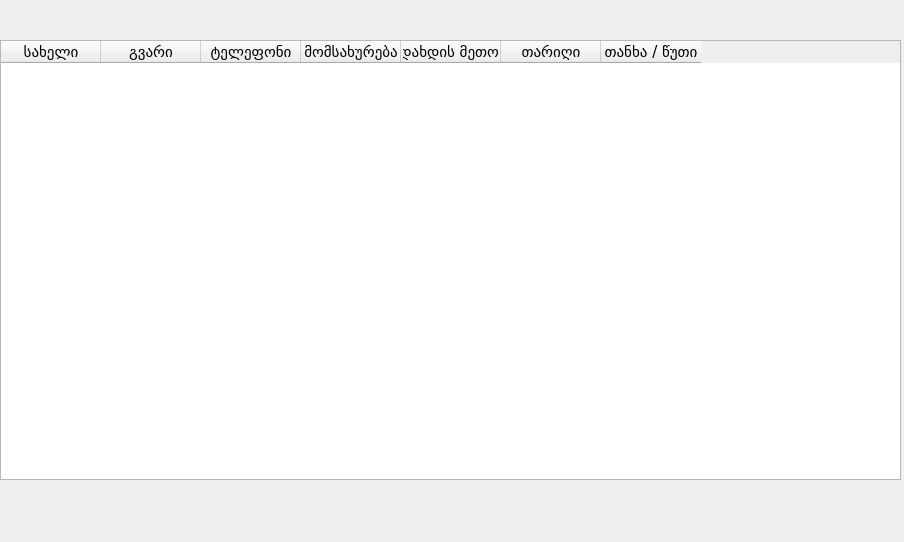
Qt form ui/payments_table.ui (bekashvelidze/renew-commercial) before a commit.
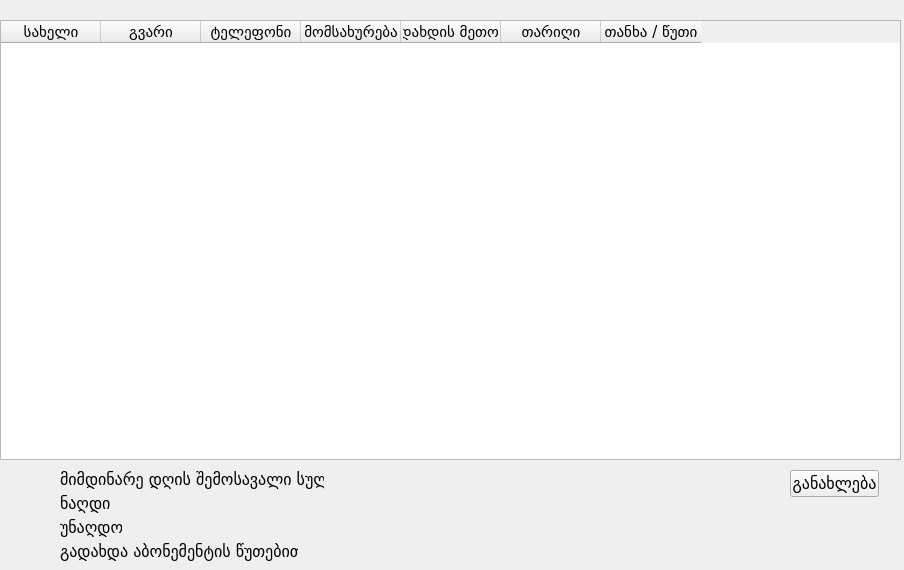
The same form after that commit.

The edit to the form file:
```diff
--- a/ui/payments_table.ui
+++ b/ui/payments_table.ui
@@ -7,7 +7,7 @@
     <x>0</x>
     <y>0</y>
     <width>904</width>
-    <height>542</height>
+    <height>570</height>
    </rect>
   </property>
   <property name="windowTitle">
@@ -17,7 +17,7 @@
    <property name="geometry">
     <rect>
      <x>0</x>
-     <y>40</y>
+     <y>20</y>
      <width>901</width>
      <height>440</height>
     </rect>
@@ -136,6 +136,177 @@
     </property>
    </column>
   </widget>
+  <widget class="QLabel" name="total_label">
+   <property name="geometry">
+    <rect>
+     <x>60</x>
+     <y>470</y>
+     <width>264</width>
+     <height>19</height>
+    </rect>
+   </property>
+   <property name="font">
+    <font>
+     <family>BPG Nino Mtavruli</family>
+     <pointsize>12</pointsize>
+    </font>
+   </property>
+   <property name="text">
+    <string>მიმდინარე დღის შემოსავალი სულ: </string>
+   </property>
+  </widget>
+  <widget class="QLabel" name="total_daily">
+   <property name="geometry">
+    <rect>
+     <x>330</x>
+     <y>470</y>
+     <width>141</width>
+     <height>16</height>
+    </rect>
+   </property>
+   <property name="font">
+    <font>
+     <family>BPG Nino Mtavruli</family>
+     <pointsize>12</pointsize>
+    </font>
+   </property>
+   <property name="text">
+    <string/>
+   </property>
+  </widget>
+  <widget class="QLabel" name="cash_label">
+   <property name="geometry">
+    <rect>
+     <x>60</x>
+     <y>494</y>
+     <width>52</width>
+     <height>19</height>
+    </rect>
+   </property>
+   <property name="font">
+    <font>
+     <family>BPG Nino Mtavruli</family>
+     <pointsize>12</pointsize>
+    </font>
+   </property>
+   <property name="text">
+    <string>ნაღდი:</string>
+   </property>
+  </widget>
+  <widget class="QLabel" name="cash">
+   <property name="geometry">
+    <rect>
+     <x>330</x>
+     <y>494</y>
+     <width>121</width>
+     <height>16</height>
+    </rect>
+   </property>
+   <property name="font">
+    <font>
+     <family>BPG Nino Mtavruli</family>
+     <pointsize>12</pointsize>
+    </font>
+   </property>
+   <property name="text">
+    <string/>
+   </property>
+  </widget>
+  <widget class="QLabel" name="card">
+   <property name="geometry">
+    <rect>
+     <x>330</x>
+     <y>518</y>
+     <width>121</width>
+     <height>16</height>
+    </rect>
+   </property>
+   <property name="font">
+    <font>
+     <family>BPG Nino Mtavruli</family>
+     <pointsize>12</pointsize>
+    </font>
+   </property>
+   <property name="text">
+    <string/>
+   </property>
+  </widget>
+  <widget class="QLabel" name="card_label">
+   <property name="geometry">
+    <rect>
+     <x>60</x>
+     <y>518</y>
+     <width>62</width>
+     <height>19</height>
+    </rect>
+   </property>
+   <property name="font">
+    <font>
+     <family>BPG Nino Mtavruli</family>
+     <pointsize>12</pointsize>
+    </font>
+   </property>
+   <property name="text">
+    <string>უნაღდო</string>
+   </property>
+  </widget>
+  <widget class="QLabel" name="pay_by_minutes_label">
+   <property name="geometry">
+    <rect>
+     <x>60</x>
+     <y>542</y>
+     <width>238</width>
+     <height>19</height>
+    </rect>
+   </property>
+   <property name="font">
+    <font>
+     <family>BPG Nino Mtavruli</family>
+     <pointsize>12</pointsize>
+    </font>
+   </property>
+   <property name="text">
+    <string>გადახდა აბონემენტის წუთებით:</string>
+   </property>
+  </widget>
+  <widget class="QLabel" name="pay_by_minutes">
+   <property name="geometry">
+    <rect>
+     <x>330</x>
+     <y>542</y>
+     <width>151</width>
+     <height>16</height>
+    </rect>
+   </property>
+   <property name="font">
+    <font>
+     <family>BPG Nino Mtavruli</family>
+     <pointsize>12</pointsize>
+    </font>
+   </property>
+   <property name="text">
+    <string/>
+   </property>
+  </widget>
+  <widget class="QPushButton" name="update">
+   <property name="geometry">
+    <rect>
+     <x>790</x>
+     <y>470</y>
+     <width>89</width>
+     <height>27</height>
+    </rect>
+   </property>
+   <property name="font">
+    <font>
+     <family>BPG Nino Mtavruli</family>
+     <pointsize>12</pointsize>
+    </font>
+   </property>
+   <property name="text">
+    <string>განახლება</string>
+   </property>
+  </widget>
  </widget>
  <resources/>
  <connections/>
```
